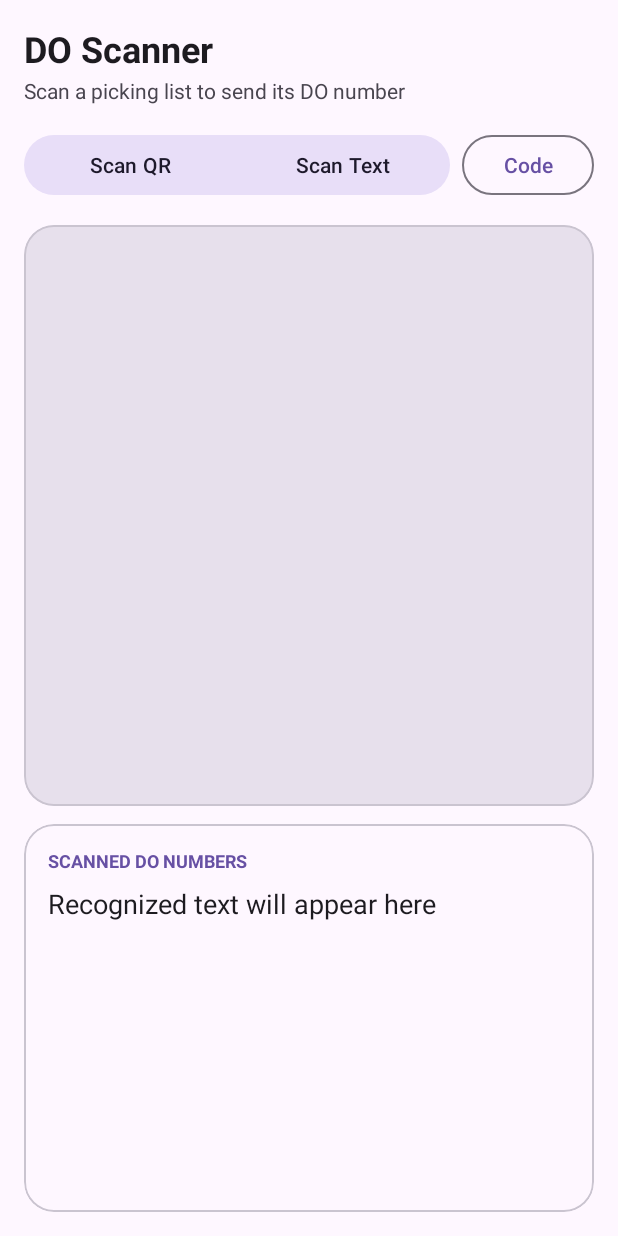
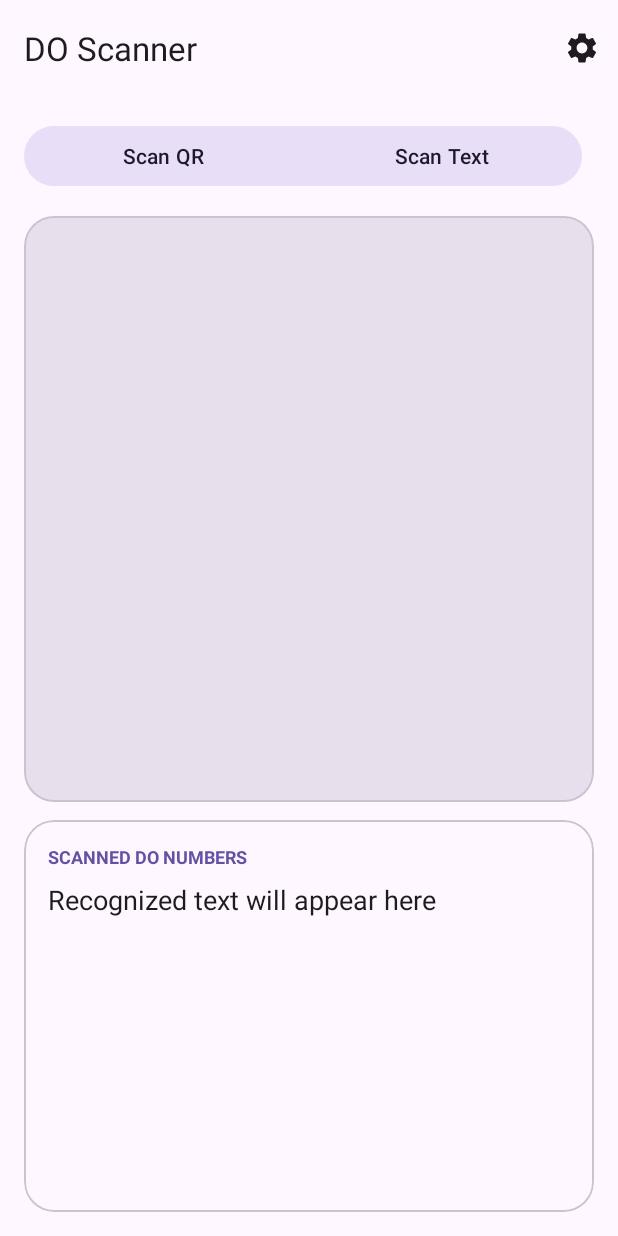
Before and after one commit to syafiqrom/ocrdemo, an Android app: the screen it shows after launch (MainActivity), on a phone screen of 412 x 824 dp. Run offline under Robolectric (Android 15) with nearby library versions, the phone set to English and light mode, and no system bars; our stand-ins replace Firebase (no records; nobody signed in at launch, a user with empty details on screens opened directly); libraries missing offline, so code that uses them is left out: androidx.camera.core, androidx.camera.lifecycle, androidx.camera.view, com.google.mlkit.vision; plain views replace PreviewView; 1 statement that could not run was skipped.

Commit message:
feat: add settings page and move secret code to settings

```diff
--- a/app/src/main/AndroidManifest.xml
+++ b/app/src/main/AndroidManifest.xml
@@ -22,6 +22,10 @@
                 <category android:name="android.intent.category.LAUNCHER" />
             </intent-filter>
         </activity>
+
+        <activity
+            android:name=".SettingsActivity"
+            android:exported="false" />
     </application>
 
 </manifest>
--- /dev/null
+++ b/app/src/main/res/drawable/ic_settings.xml
@@ -0,0 +1,10 @@
+<vector xmlns:android="http://schemas.android.com/apk/res/android"
+    android:width="24dp"
+    android:height="24dp"
+    android:viewportWidth="24"
+    android:viewportHeight="24">
+    <path
+        android:fillColor="?attr/colorOnSurface"
+        android:pathData="M19.14,12.94c0.04,-0.3 0.06,-0.61 0.06,-0.94c0,-0.32 -0.02,-0.64 -0.07,-0.94l2.03,-1.58c0.18,-0.14 0.23,-0.41 0.12,-0.61l-1.92,-3.32c-0.12,-0.22 -0.37,-0.29 -0.59,-0.22l-2.39,0.96c-0.5,-0.38 -1.03,-0.7 -1.62,-0.94L14.4,2.81c-0.04,-0.24 -0.24,-0.41 -0.48,-0.41h-3.84c-0.24,0 -0.43,0.17 -0.47,0.41L9.25,5.35C8.66,5.59 8.12,5.92 7.63,6.29L5.24,5.33c-0.22,-0.08 -0.47,0 -0.59,0.22L2.74,8.87C2.62,9.08 2.66,9.34 2.86,9.48l2.03,1.58C4.84,11.36 4.8,11.69 4.8,12s0.02,0.64 0.07,0.94l-2.03,1.58c-0.18,0.14 -0.23,0.41 -0.12,0.61l1.92,3.32c0.12,0.22 0.37,0.29 0.59,0.22l2.39,-0.96c0.5,0.38 1.03,0.7 1.62,0.94l0.36,2.54c0.05,0.24 0.24,0.41 0.48,0.41h3.84c0.24,0 0.44,-0.17 0.47,-0.41l0.36,-2.54c0.59,-0.24 1.13,-0.56 1.62,-0.94l2.39,0.96c0.22,0.08 0.47,0 0.59,-0.22l1.92,-3.32c0.12,-0.22 0.07,-0.47 -0.12,-0.61L19.14,12.94zM12,15.6c-1.98,0 -3.6,-1.62 -3.6,-3.6s1.62,-3.6 3.6,-3.6s3.6,1.62 3.6,3.6S13.98,15.6 12,15.6z"/>
+    />
+</vector>
--- a/app/src/main/res/layout/activity_main.xml
+++ b/app/src/main/res/layout/activity_main.xml
@@ -5,31 +5,37 @@
     android:layout_height="match_parent"
     android:background="?attr/colorSurface"
     android:fitsSystemWindows="true"
+    android:orientation="vertical">
+
+    <!-- Top app bar -->
+    <com.google.android.material.appbar.AppBarLayout
+        android:layout_width="match_parent"
+        android:layout_height="wrap_content"
+        android:background="?attr/colorSurface">
+
+        <com.google.android.material.appbar.MaterialToolbar
+            android:id="@+id/topAppBar"
+            android:layout_width="match_parent"
+            android:layout_height="64dp"
+            android:background="?attr/colorSurface"
+            android:theme="@style/ThemeOverlay.Material3.Dark.ActionBar"
+            app:menu="@menu/main_menu"
+            app:title="DO Scanner"
+            app:titleTextColor="?attr/colorOnSurface" />
+    </com.google.android.material.appbar.AppBarLayout>
+
+    <!-- Content area with the original 16dp padding -->
+    <LinearLayout
+        android:layout_width="match_parent"
+        android:layout_height="0dp"
+        android:layout_weight="1"
         android:orientation="vertical"
         android:padding="16dp">
-
-    <!-- Title -->
-    <TextView
-        android:layout_width="match_parent"
-        android:layout_height="wrap_content"
-        android:text="DO Scanner"
-        android:textColor="?attr/colorOnSurface"
-        android:textSize="24sp"
-        android:textStyle="bold" />
-
-    <TextView
-        android:layout_width="match_parent"
-        android:layout_height="wrap_content"
-        android:layout_marginTop="2dp"
-        android:text="Scan a picking list to send its DO number"
-        android:textColor="?attr/colorOnSurfaceVariant"
-        android:textSize="14sp" />
 
         <!-- Action buttons -->
         <LinearLayout
             android:layout_width="match_parent"
             android:layout_height="wrap_content"
-        android:layout_marginTop="16dp"
             android:orientation="horizontal">
 
             <com.google.android.material.button.MaterialButtonToggleGroup
@@ -64,26 +70,7 @@
                     android:text="Scan Text"
                     android:textColor="@color/btn_toggle_text"
                     app:backgroundTint="@color/btn_toggle_bg" />
-
-            <!--        <com.google.android.material.button.MaterialButton-->
-            <!--            android:id="@+id/btnPick"-->
-            <!--            style="@style/Widget.Material3.Button.TonalButton"-->
-            <!--            android:layout_width="0dp"-->
-            <!--            android:layout_height="wrap_content"-->
-            <!--            android:layout_marginEnd="8dp"-->
-            <!--            android:layout_weight="1"-->
-            <!--            android:maxLines="1"-->
-            <!--            android:text="Pick image" />-->
-
             </com.google.android.material.button.MaterialButtonToggleGroup>
-
-        <com.google.android.material.button.MaterialButton
-            android:id="@+id/btnCode"
-            style="?attr/materialButtonOutlinedStyle"
-            android:layout_width="wrap_content"
-            android:layout_height="wrap_content"
-            android:maxLines="1"
-            android:text="Code" />
         </LinearLayout>
 
         <!-- Camera preview / picked image -->
@@ -159,3 +146,4 @@
             </LinearLayout>
         </com.google.android.material.card.MaterialCardView>
     </LinearLayout>
+</LinearLayout>
--- /dev/null
+++ b/app/src/main/res/menu/main_menu.xml
@@ -0,0 +1,11 @@
+<?xml version="1.0" encoding="utf-8"?>
+<menu xmlns:android="http://schemas.android.com/apk/res/android"
+    xmlns:app="http://schemas.android.com/apk/res-auto">
+
+    <item
+        android:id="@+id/action_settings"
+        android:icon="@drawable/ic_settings"
+        android:title="Settings"
+        app:iconTint="?attr/colorOnSurface"
+        app:showAsAction="always" />
+</menu>
```
Also changed, not shown: app/src/main/java/com/example/ocrdemo/CodeStore.kt (added, +14 -0 lines), app/src/main/java/com/example/ocrdemo/MainActivity.kt (+13 -26 lines), app/src/main/java/com/example/ocrdemo/SettingsActivity.kt (added, +29 -0 lines), app/src/main/res/layout/activity_settings.xml (added, +68 -0 lines), 1 other file. Lines whose indentation alone changed are shown as unchanged.
